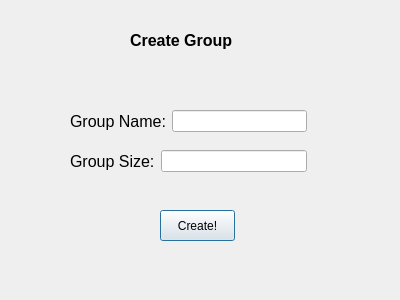
Qt form creategroupdialog.ui (Areyesfigueroa/BillSplittingApp) before a commit.
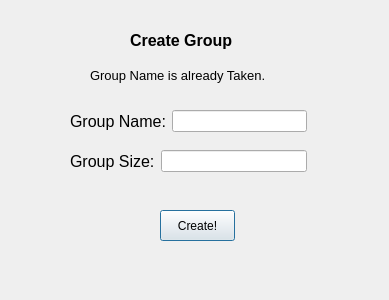
The same form after that commit.

```diff
--- a/creategroupdialog.ui
+++ b/creategroupdialog.ui
@@ -6,7 +6,7 @@
    <rect>
     <x>0</x>
     <y>0</y>
-    <width>400</width>
+    <width>389</width>
     <height>300</height>
    </rect>
   </property>
@@ -100,6 +100,24 @@
     </item>
    </layout>
   </widget>
+  <widget class="QLabel" name="labelWarning">
+   <property name="geometry">
+    <rect>
+     <x>90</x>
+     <y>50</y>
+     <width>221</width>
+     <height>51</height>
+    </rect>
+   </property>
+   <property name="font">
+    <font>
+     <pointsize>10</pointsize>
+    </font>
+   </property>
+   <property name="text">
+    <string>Group Name is already Taken.</string>
+   </property>
+  </widget>
  </widget>
  <resources/>
  <connections/>
```
